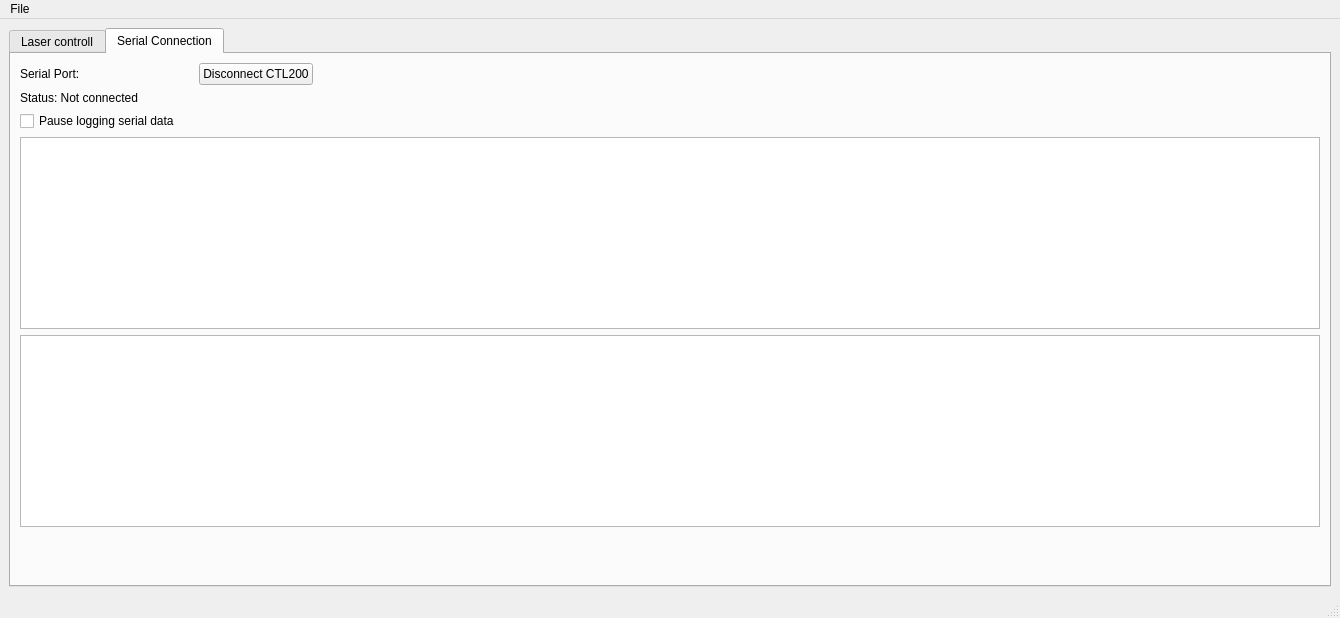
The window that gui.ui (zoran-grujic/CTL200-Controller) describes before a commit, drawn with Qt 5.
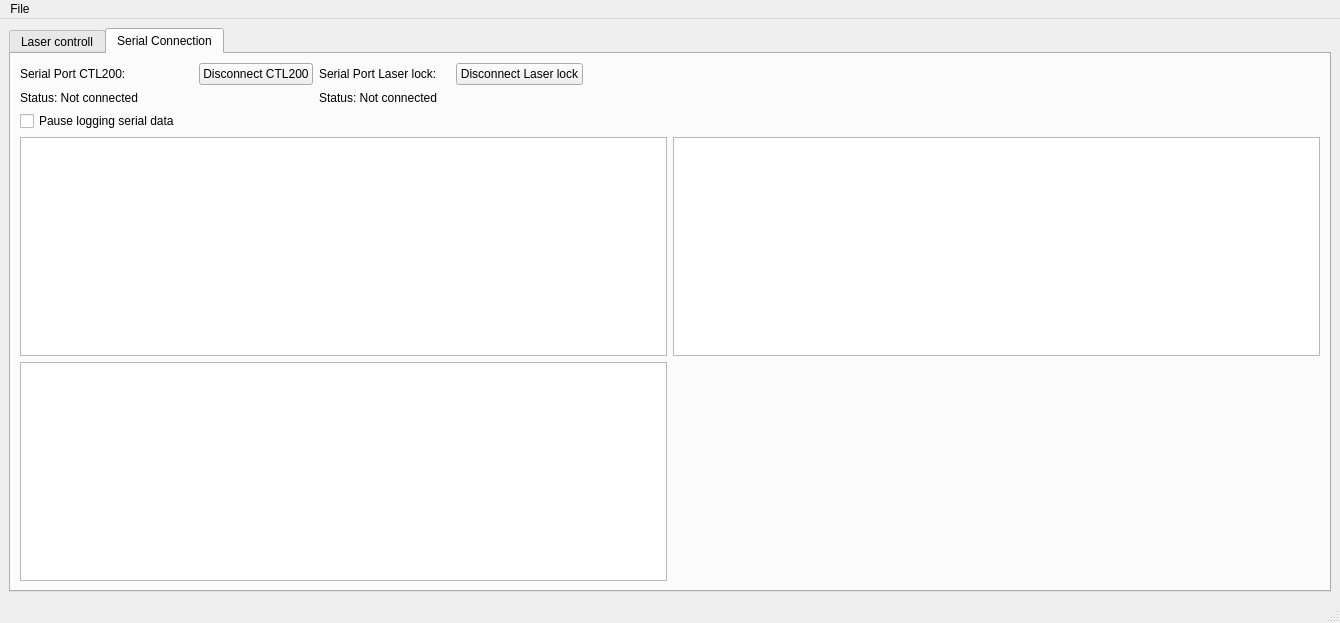
The same window after the commit. The open tabs and pages were chosen to show the change.

Commit message: Larger range for PID inputs

Patch:
```diff
--- a/gui.ui
+++ b/gui.ui
@@ -7,7 +7,7 @@
     <x>0</x>
     <y>0</y>
     <width>1340</width>
-    <height>618</height>
+    <height>623</height>
    </rect>
   </property>
   <property name="windowTitle">
@@ -514,21 +514,7 @@
             </property>
            </widget>
           </item>
-          <item row="1" column="0">
-           <widget class="QLabel" name="label_status">
-            <property name="text">
-             <string>Status: Not connected</string>
-            </property>
-           </widget>
-          </item>
-          <item row="1" column="1">
-           <widget class="QLabel" name="label_Status">
-            <property name="text">
-             <string/>
-            </property>
-           </widget>
-          </item>
-          <item row="0" column="3">
+          <item row="0" column="6">
            <spacer name="horizontalSpacer">
             <property name="orientation">
              <enum>Qt::Horizontal</enum>
@@ -541,6 +527,27 @@
             </property>
            </spacer>
           </item>
+          <item row="1" column="0">
+           <widget class="QLabel" name="label_status">
+            <property name="text">
+             <string>Status: Not connected</string>
+            </property>
+           </widget>
+          </item>
+          <item row="1" column="1">
+           <widget class="QLabel" name="label_Status">
+            <property name="text">
+             <string/>
+            </property>
+           </widget>
+          </item>
+          <item row="0" column="0">
+           <widget class="QLabel" name="label_1">
+            <property name="text">
+             <string>Serial Port CTL200:</string>
+            </property>
+           </widget>
+          </item>
           <item row="2" column="0">
            <widget class="QCheckBox" name="checkBox_pauseLogging">
             <property name="palette">
@@ -585,13 +592,6 @@
             </property>
            </widget>
           </item>
-          <item row="0" column="0">
-           <widget class="QLabel" name="label_1">
-            <property name="text">
-             <string>Serial Port:</string>
-            </property>
-           </widget>
-          </item>
           <item row="0" column="2">
            <widget class="QPushButton" name="pushButton_connectDisconnect">
             <property name="text">
@@ -599,34 +599,60 @@
             </property>
            </widget>
           </item>
+          <item row="0" column="4">
+           <widget class="QLabel" name="label_SerialPort_LaseLock">
+            <property name="text">
+             <string/>
+            </property>
+           </widget>
+          </item>
+          <item row="0" column="3">
+           <widget class="QLabel" name="label_19">
+            <property name="text">
+             <string>Serial Port Laser lock:</string>
+            </property>
+           </widget>
+          </item>
+          <item row="0" column="5">
+           <widget class="QPushButton" name="pushButton_connectDisconnect_LaserLock">
+            <property name="text">
+             <string>Disconnect Laser lock</string>
+            </property>
+           </widget>
+          </item>
+          <item row="1" column="3">
+           <widget class="QLabel" name="label_status_LaserLock">
+            <property name="text">
+             <string>Status: Not connected</string>
+            </property>
+           </widget>
+          </item>
          </layout>
         </item>
         <item>
-         <widget class="QTextEdit" name="textEdit_SerialPort">
-          <property name="readOnly">
-           <bool>true</bool>
-          </property>
-         </widget>
-        </item>
-        <item>
-         <widget class="QTextEdit" name="textEdit_SerialPort_raw">
-          <property name="readOnly">
-           <bool>true</bool>
-          </property>
-         </widget>
-        </item>
-        <item>
-         <spacer name="verticalSpacer">
-          <property name="orientation">
-           <enum>Qt::Vertical</enum>
-          </property>
-          <property name="sizeHint" stdset="0">
-           <size>
-            <width>20</width>
-            <height>40</height>
-           </size>
-          </property>
-         </spacer>
+         <layout class="QGridLayout" name="gridLayout_11">
+          <item row="0" column="0">
+           <widget class="QTextEdit" name="textEdit_SerialPort_raw">
+            <property name="readOnly">
+             <bool>true</bool>
+            </property>
+           </widget>
+          </item>
+          <item row="1" column="0">
+           <widget class="QTextEdit" name="textEdit_SerialPort">
+            <property name="readOnly">
+             <bool>true</bool>
+            </property>
+           </widget>
+          </item>
+          <item row="0" column="1">
+           <widget class="QTextEdit" name="textEdit_SerialPort_Lock">
+            <property name="readOnly">
+             <bool>true</bool>
+            </property>
+           </widget>
+          </item>
+         </layout>
         </item>
        </layout>
       </widget>
```
Left out of the diff: 127 changed lines with no effect on the pictures. The commit also changes 2 other files.
